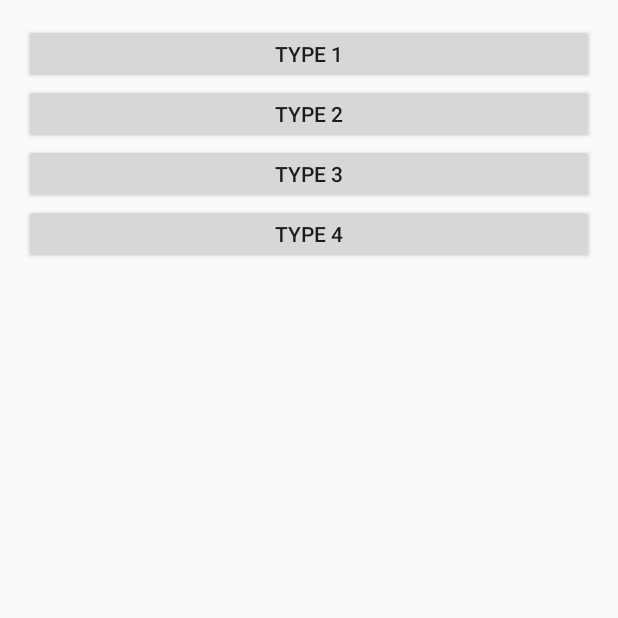
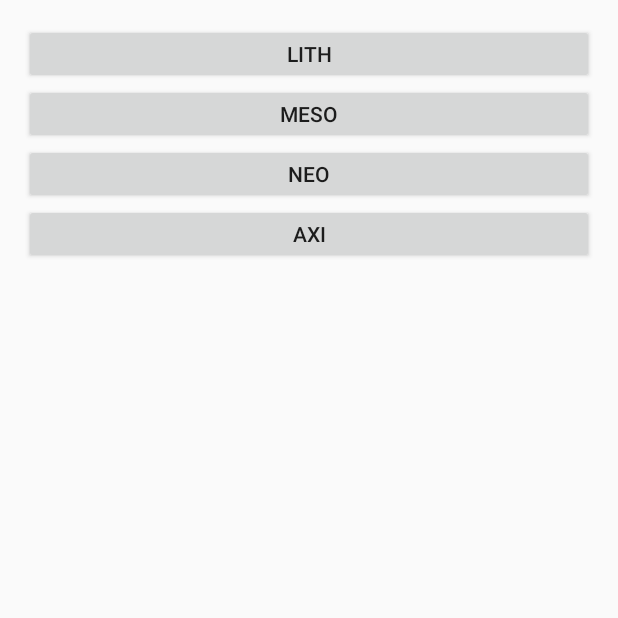
Before and after one commit to koritze/WFRelic, an Android app: the screen it shows after launch (MainActivity), on a phone screen of 412 x 824 dp, the top half of it. Run offline under Robolectric (Android 15) with nearby library versions, the phone set to English and light mode, and no system bars.

```diff
--- a/app/src/main/java/com/example/wfrelic/MainActivity.java
+++ b/app/src/main/java/com/example/wfrelic/MainActivity.java
@@ -17,19 +17,6 @@ public class MainActivity extends Activity {
     protected void onCreate(Bundle savedInstanceState) {
         super.onCreate(savedInstanceState);
         setContentView(R.layout.activity_main);
-        Button type1 = (Button)findViewById(R.id.type1);
-        type1.setOnClickListener(new View.OnClickListener() {
-            @Override
-            public void onClick(View view) {
-                sendOnClick(view);
-            }
-        });
-        /*Button type2 = (Button)findViewById(R.id.type2);
-        Button type3 = (Button)findViewById(R.id.type3);
-        Button type4 = (Button)findViewById(R.id.type4);
-        Button type5 = (Button)findViewById(R.id.type5);*/
-
-
     }
 
     public void sendOnClick(View view)
@@ -39,24 +26,4 @@ public class MainActivity extends Activity {
         intent.putExtra(TYPE,String.valueOf(view.getTag()));
         startActivity(intent);
     }
-
-    /*public void type1OnClick(View view)
-    {
-        sendOnClick(1);
-    }
-
-    public void type2OnClick(View view)
-    {
-        sendOnClick(2);
-    }
-
-    public void type3OnClick(View view)
-    {
-        sendOnClick(3);
-    }
-
-    public void type4OnClick(View view)
-    {
-        sendOnClick(4);
-    }*/
 }
--- a/app/src/main/res/layout/activity_type_details.xml
+++ b/app/src/main/res/layout/activity_type_details.xml
@@ -9,4 +9,9 @@
     android:paddingTop="@dimen/activity_vertical_margin"
     tools:context="com.example.wfrelic.TypeDetailsActivity">
 
+    <ListView
+        android:layout_width="match_parent"
+        android:layout_height="match_parent"
+        android:id="@+id/lvItems"></ListView>
+
 </RelativeLayout>
--- a/app/src/main/res/values/dimens.xml
+++ b/app/src/main/res/values/dimens.xml
@@ -3,4 +3,6 @@
     <dimen name="activity_horizontal_margin">16dp</dimen>
     <dimen name="activity_vertical_margin">16dp</dimen>
     <dimen name="button_height">40dp</dimen>
+    <dimen name="font_big_size">18sp</dimen>
+    <dimen name="font_small_size">12sp</dimen>
 </resources>
--- a/app/src/main/res/values/strings.xml
+++ b/app/src/main/res/values/strings.xml
@@ -1,13 +1,13 @@
 <resources>
     <string name="app_name">WFRelic</string>
-    <string name="type1">Type 1</string>
-    <string name="type2">Type 2</string>
-    <string name="type3">Type 3</string>
-    <string name="type4">Type 4</string>
+    <string name="type1">Lith</string>
+    <string name="type2">Meso</string>
+    <string name="type3">Neo</string>
+    <string name="type4">Axi</string>
     <string name="type5">Type 5</string>
-    <string name="type1tag">type1</string>
-    <string name="type2tag">type2</string>
-    <string name="type3tag">type3</string>
-    <string name="type4tag">type4</string>
+    <string name="type1tag">Lith</string>
+    <string name="type2tag">Meso</string>
+    <string name="type3tag">Neo</string>
+    <string name="type4tag">Axi</string>
     <string name="type5tag">type5</string>
 </resources>
```
Also changed, not shown: app/src/main/java/com/example/wfrelic/Item.java (+12 -6 lines), app/src/main/java/com/example/wfrelic/ItemArrayAdapter.java (added, +59 -0 lines), app/src/main/java/com/example/wfrelic/TypeDetailsActivity.java (+21 -21 lines), app/src/main/res/layout/item_cell.xml (added, +26 -0 lines), 1 other file.
